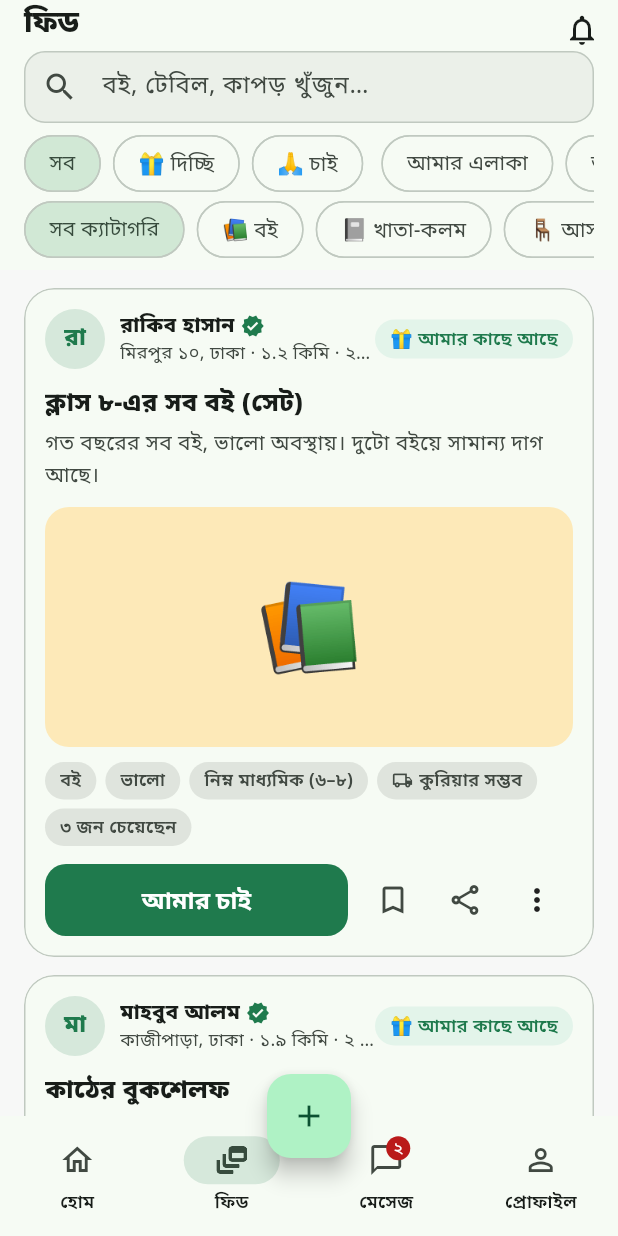
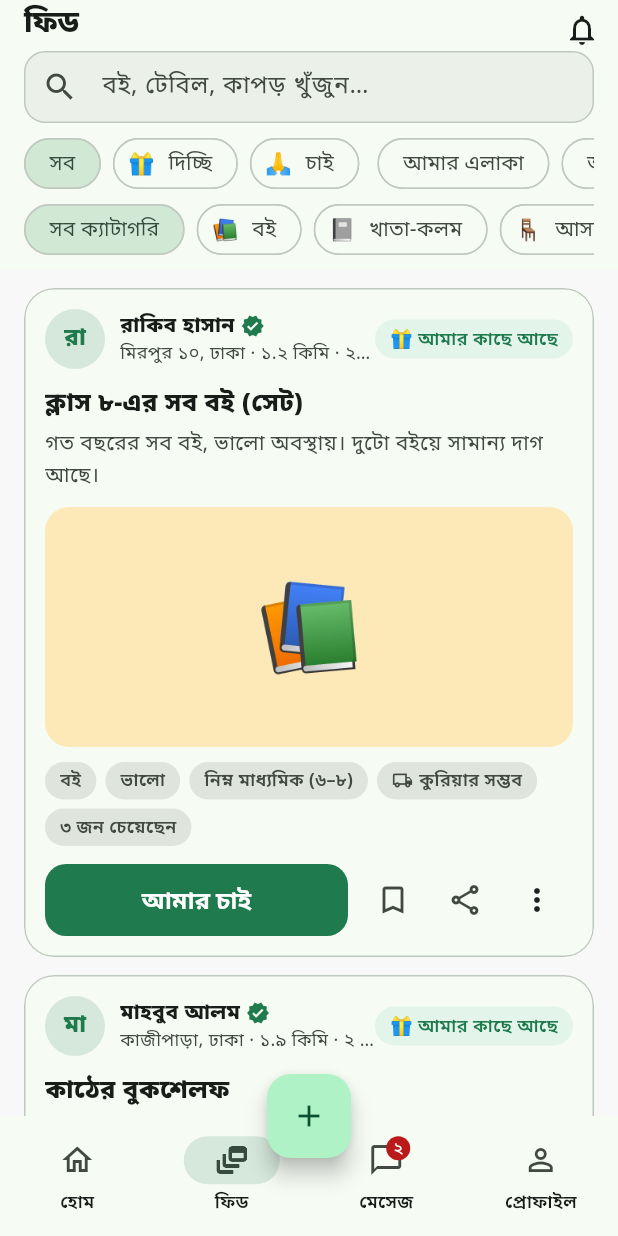
Before and after one commit to ahammod229/reusedo, a Flutter app: the FeedScreen screen opened by its route, on a phone screen of 412 x 824 dp. Run offline on Flutter 3.47's test engine with Material 3 defaults, Android fonts, the phone set to English and light mode, and no system bars; our stand-ins replace flutter_map, flutter_riverpod, go_router, image_picker, latlong2, share_plus and 1 more; accounts and stored records are empty.

Commit message:
fix(app): filter chips no longer clip their labels
Emoji moved into the chip avatar slot so the label is measured and painted with one font.

Co-Authored-By: Claude Sonnet 5.5 <noreply@anthropic.com>
Claude-Session: https://claude.ai/code/session_012onPjK9Ra3Pys1hn72gzem

```diff
--- a/apps/app/lib/features/feed/feed_screen.dart
+++ b/apps/app/lib/features/feed/feed_screen.dart
@@ -63,9 +63,18 @@ class _FeedScreenState extends ConsumerState<FeedScreen> {
     final f = ref.watch(feedFiltersProvider);
     final feed = ref.watch(feedProvider(f));
 
-    Widget chip(String label, bool on, VoidCallback tap) => Padding(
+    // The emoji sits in the chip's avatar slot instead of inside the label, so the
+    // label is always measured and painted with the same font and never clips.
+    Widget chip(String label, bool on, VoidCallback tap, {String? emoji}) => Padding(
           padding: const EdgeInsets.only(right: 8),
-          child: ChoiceChip(label: Text(label), selected: on, onSelected: (_) => tap(), showCheckmark: false),
+          child: ChoiceChip(
+            avatar: emoji == null ? null : Text(emoji),
+            label: Text(label),
+            selected: on,
+            onSelected: (_) => tap(),
+            showCheckmark: false,
+            visualDensity: VisualDensity.compact,
+          ),
         );
 
     return Scaffold(
@@ -108,8 +117,8 @@ class _FeedScreenState extends ConsumerState<FeedScreen> {
                 height: 38,
                 child: ListView(scrollDirection: Axis.horizontal, children: [
                   chip(t('সব', 'All'), f.kind == null, () => _update((x) => x.copyWith(kind: null))),
-                  chip('🎁 ${t('দিচ্ছি', 'Give')}', f.kind == PostKind.offer, () => _update((x) => x.copyWith(kind: PostKind.offer))),
-                  chip('🙏 ${t('চাই', 'Need')}', f.kind == PostKind.need, () => _update((x) => x.copyWith(kind: PostKind.need))),
+                  chip(t('দিচ্ছি', 'Give'), f.kind == PostKind.offer, () => _update((x) => x.copyWith(kind: PostKind.offer)), emoji: '🎁'),
+                  chip(t('চাই', 'Need'), f.kind == PostKind.need, () => _update((x) => x.copyWith(kind: PostKind.need)), emoji: '🙏'),
                   const SizedBox(width: 4),
                   chip(t('আমার এলাকা', 'My area'), f.scope == Scope.area, () => _update((x) => x.copyWith(scope: Scope.area))),
                   chip(t('আমার জেলা', 'My district'), f.scope == Scope.district, () => _update((x) => x.copyWith(scope: Scope.district))),
@@ -122,7 +131,7 @@ class _FeedScreenState extends ConsumerState<FeedScreen> {
                 child: ListView(scrollDirection: Axis.horizontal, children: [
                   chip(t('সব ক্যাটাগরি', 'All categories'), f.category == null, () => _update((x) => x.copyWith(category: null))),
                   for (final c in categories)
-                    chip('${c.emoji} ${lang == Lang.bn ? c.bn : c.en}', f.category == c.id, () => _update((x) => x.copyWith(category: c.id))),
+                    chip(lang == Lang.bn ? c.bn : c.en, f.category == c.id, () => _update((x) => x.copyWith(category: c.id)), emoji: c.emoji),
                 ]),
               ),
             ]),
--- a/apps/app/lib/features/post/quick_post_screen.dart
+++ b/apps/app/lib/features/post/quick_post_screen.dart
@@ -345,7 +345,8 @@ class _QuickPostState extends ConsumerState<QuickPostScreen> {
             Wrap(spacing: 8, runSpacing: 8, children: [
               for (final c in categories)
                 ChoiceChip(
-                  label: Text('${c.emoji} ${lang == Lang.bn ? c.bn : c.en}'),
+                  avatar: Text(c.emoji),
+                  label: Text(lang == Lang.bn ? c.bn : c.en),
                   selected: _category == c.id,
                   showCheckmark: false,
                   onSelected: (_) => setState(() => _category = c.id),
```
